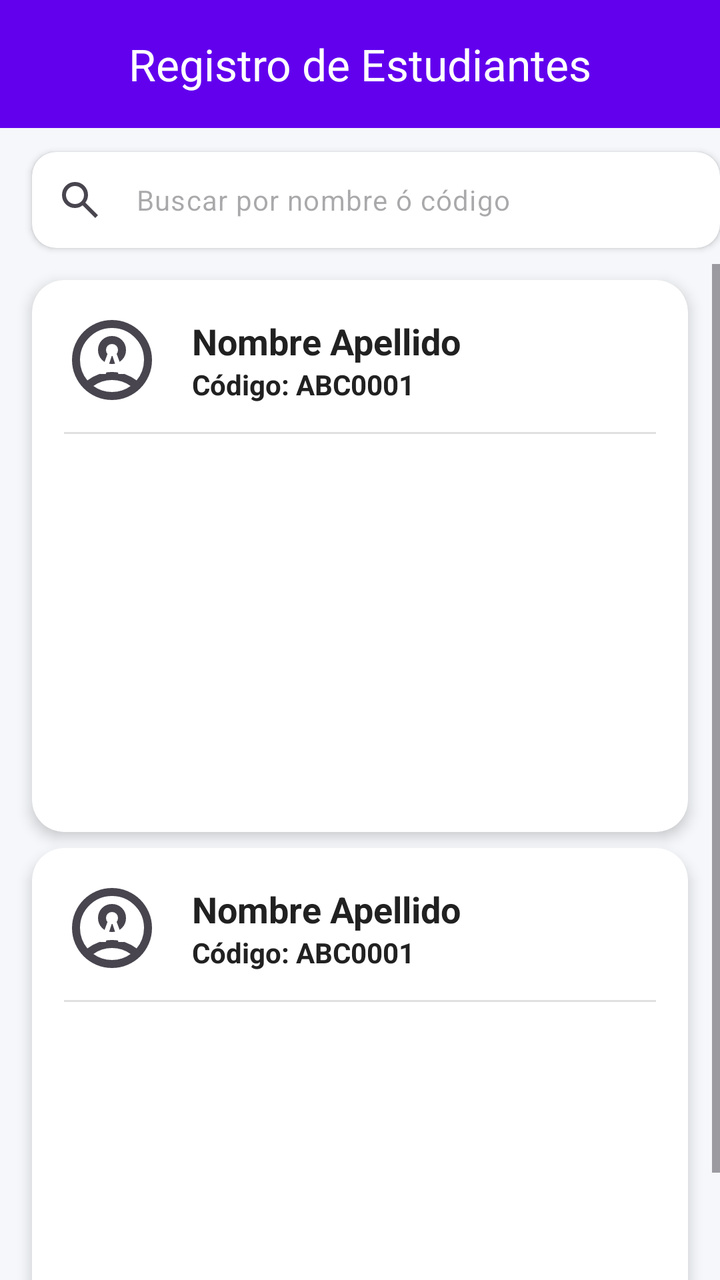
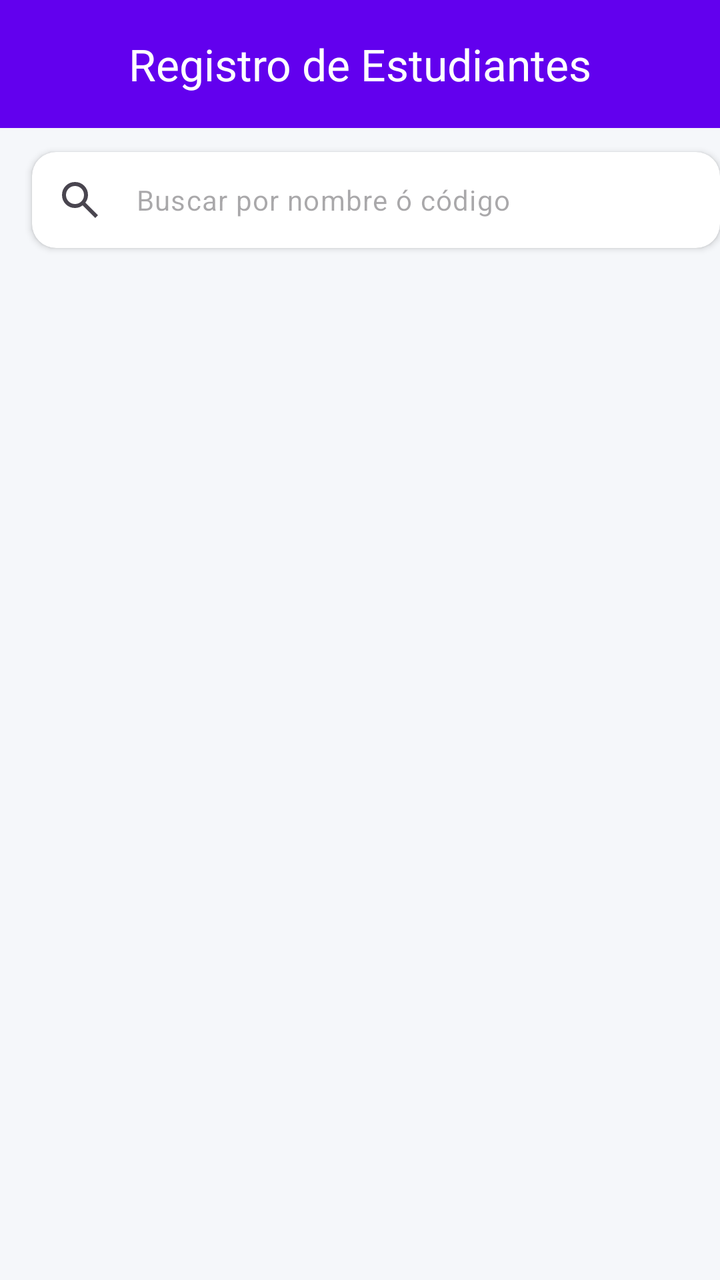

Screens rendered from an Android XML layout before and after an edit, with the pre-edit source and the edit as a unified diff.
<!-- AndroidManifest.xml: application theme Theme.Students -->
<!-- res/layout/activity_main.xml -->
<?xml version="1.0" encoding="utf-8"?>
<LinearLayout xmlns:android="http://schemas.android.com/apk/res/android"
    xmlns:app="http://schemas.android.com/apk/res-auto"
    xmlns:tools="http://schemas.android.com/tools"
    android:id="@+id/main"
    android:layout_width="match_parent"
    android:layout_height="match_parent"
    android:orientation="vertical"
    android:background="@color/background"
    tools:context=".MainActivity">

    
    <com.google.android.material.appbar.AppBarLayout
        android:layout_width="match_parent"
        android:layout_height="wrap_content"
        android:theme="@style/ThemeOverlay.Material3.Dark.ActionBar">

        <com.google.android.material.appbar.MaterialToolbar
            android:id="@+id/toAppBar"
            android:layout_width="match_parent"
            android:layout_height="?attr/actionBarSize"
            android:background="@color/primary"
            app:title="Registro de Estudiantes"
            app:titleTextColor="@color/white"
            app:titleCentered="true"/>

    </com.google.android.material.appbar.AppBarLayout>

    
    <com.google.android.material.card.MaterialCardView
        android:layout_width="match_parent"
        android:layout_height="wrap_content"
        android:layout_marginStart="16dp"
        android:layout_marginTop="12dp"
        android:layout_marginBottom="8dp"
        app:cardCornerRadius="12dp"
        app:cardElevation="2dp"
        app:strokeWidth="0dp"
        app:cardBackgroundColor="@color/card_background">

        <com.google.android.material.textfield.TextInputLayout
            android:layout_width="match_parent"
            android:layout_height="wrap_content"
            style="@style/Widget.Material3.TextInputLayout.OutlinedBox.Dense"
            app:boxStrokeWidth="0dp"
            app:boxStrokeWidthFocused="0dp"
            app:startIconDrawable="@drawable/search_24px"
            app:hintEnabled="false"
            app:boxBackgroundMode="none">

            <com.google.android.material.textfield.TextInputEditText
                android:id="@+id/etSearch"
                android:layout_width="match_parent"
                android:layout_height="wrap_content"
                android:hint="Buscar por nombre ó código"
                android:inputType="text"
                android:maxLines="1"
                android:textSize="14sp"
                android:textColor="@color/text_primary"
                android:background="@android:color/transparent"
                android:padding="12dp"/>

        </com.google.android.material.textfield.TextInputLayout>

    </com.google.android.material.card.MaterialCardView>

    
    <ScrollView
        android:layout_width="match_parent"
        android:layout_height="match_parent">
        <LinearLayout
            android:layout_width="match_parent"
            android:layout_height="wrap_content"
            android:orientation="vertical">
            <include layout="@layout/item_alumno"/>
            <include layout="@layout/item_alumno"/>
        </LinearLayout>
    </ScrollView>

</LinearLayout>
<!-- res/layout/item_alumno.xml (included above) -->
<?xml version="1.0" encoding="utf-8"?>
<com.google.android.material.card.MaterialCardView xmlns:android="http://schemas.android.com/apk/res/android"
    xmlns:tools="http://schemas.android.com/tools"
    android:layout_width="match_parent"
    android:layout_height="wrap_content"
    xmlns:app="http://schemas.android.com/apk/res-auto"
    android:layout_marginStart="16dp"
    android:layout_marginEnd="16dp"
    android:layout_marginTop="8dp"
    app:cardCornerRadius="16dp"
    app:cardElevation="4dp"
    app:strokeWidth="0dp"
    app:cardBackgroundColor="@color/card_background">

    <LinearLayout
        android:layout_width="match_parent"
        android:layout_height="wrap_content"
        android:orientation="vertical"
        android:padding="16dp">

        <LinearLayout
            android:layout_width="match_parent"
            android:layout_height="wrap_content"
            android:orientation="horizontal"
            android:gravity="center_vertical">

            
            <FrameLayout
                android:layout_width="48dp"
                android:layout_height="48dp"
                android:background="@drawable/account_circle_24px"
                android:layout_marginEnd="16dp">

                <TextView
                    android:id="@+id/tvAvatar"
                    android:layout_width="match_parent"
                    android:layout_height="match_parent"
                    android:gravity="center"
                    android:text="A"
                    android:textColor="@color/white"
                    android:textSize="18sp"
                    android:textStyle="bold"/>

            </FrameLayout>

            <LinearLayout
                android:layout_width="0dp"
                android:layout_height="wrap_content"
                android:orientation="vertical"
                android:layout_weight="1">

                <TextView
                    android:id="@+id/tvNombreCompleto"
                    android:layout_width="match_parent"
                    android:layout_height="wrap_content"
                    android:text="Nombre Apellido"
                    android:textColor="@color/text_primary"
                    android:textSize="18sp"
                    android:textStyle="bold"/>

                <TextView
                    android:id="@+id/tvCodigo"
                    android:layout_width="match_parent"
                    android:layout_height="wrap_content"
                    android:text="Código: ABC0001"
                    android:textColor="@color/text_primary"
                    android:textSize="14sp"
                    android:textStyle="bold"/>

            </LinearLayout>

        </LinearLayout>

        <View
            android:layout_width="match_parent"
            android:layout_height="1dp"
            android:background="#E0E0E0"
            android:layout_marginTop="12dp"
            android:layout_marginBottom="12dp"/>

        <LinearLayout
            android:layout_width="match_parent"
            android:layout_height="wrap_content"
            android:orientation="horizontal"
            android:gravity="center_vertical">

            <TextView
                android:id="@+id/tvTelefono"
                android:layout_width="0dp"
                android:layout_height="wrap_content"
                android:text="999-999-999"
                android:textColor="@color/text_secondary"
                android:textSize="13sp"
                tools:ignore="Suspicious0dp" />

        </LinearLayout>

    </LinearLayout>

</com.google.android.material.card.MaterialCardView>
<!-- resources referenced by this layout -->
<resources>
  <color name="background">#F5F7FA</color>
  <color name="card_background">#FFFFFFFF</color>
  <color name="primary">#6200EE</color>
  <color name="text_primary">#212121</color>
  <color name="text_secondary">#757575</color>
  <color name="white">#FFFFFF</color>
  <!-- drawable account_circle_24px (drawable) -->
  <vector xmlns:android="http://schemas.android.com/apk/res/android"
      android:width="24dp"
      android:height="24dp"
      android:viewportWidth="960"
      android:viewportHeight="960"
      android:tint="?attr/colorControlNormal">
    <path
        android:fillColor="@android:color/white"
        android:pathData="M234,684Q285,645 348,622.5Q411,600 480,600Q549,600 612,622.5Q675,645 726,684Q761,643 780.5,591Q800,539 800,480Q800,347 706.5,253.5Q613,160 480,160Q347,160 253.5,253.5Q160,347 160,480Q160,539 179.5,591Q199,643 234,684ZM380.5,479.5Q340,439 340,380Q340,321 380.5,280.5Q421,240 480,240Q539,240 579.5,280.5Q620,321 620,380Q620,439 579.5,479.5Q539,520 480,520Q421,520 380.5,479.5ZM480,880Q397,880 324,848.5Q251,817 197,763Q143,709 111.5,636Q80,563 80,480Q80,397 111.5,324Q143,251 197,197Q251,143 324,111.5Q397,80 480,80Q563,80 636,111.5Q709,143 763,197Q817,251 848.5,324Q880,397 880,480Q880,563 848.5,636Q817,709 763,763Q709,817 636,848.5Q563,880 480,880ZM580,784.5Q627,769 666,740Q627,711 580,695.5Q533,680 480,680Q427,680 380,695.5Q333,711 294,740Q333,769 380,784.5Q427,800 480,800Q533,800 580,784.5ZM523,423Q540,406 540,380Q540,354 523,337Q506,320 480,320Q454,320 437,337Q420,354 420,380Q420,406 437,423Q454,440 480,440Q506,440 523,423ZM480,380Q480,380 480,380Q480,380 480,380Q480,380 480,380Q480,380 480,380Q480,380 480,380Q480,380 480,380Q480,380 480,380Q480,380 480,380ZM480,740Q480,740 480,740Q480,740 480,740Q480,740 480,740Q480,740 480,740Q480,740 480,740Q480,740 480,740Q480,740 480,740Q480,740 480,740Z"/>
  </vector>
  <!-- drawable search_24px (drawable) -->
  <vector xmlns:android="http://schemas.android.com/apk/res/android"
      android:width="24dp"
      android:height="24dp"
      android:viewportWidth="960"
      android:viewportHeight="960"
      android:tint="?attr/colorControlNormal">
    <path
        android:fillColor="@android:color/white"
        android:pathData="M784,840L532,588Q502,612 463,626Q424,640 380,640Q271,640 195.5,564.5Q120,489 120,380Q120,271 195.5,195.5Q271,120 380,120Q489,120 564.5,195.5Q640,271 640,380Q640,424 626,463Q612,502 588,532L840,784L784,840ZM380,560Q455,560 507.5,507.5Q560,455 560,380Q560,305 507.5,252.5Q455,200 380,200Q305,200 252.5,252.5Q200,305 200,380Q200,455 252.5,507.5Q305,560 380,560Z"/>
  </vector>
  <style name="Theme.Students" parent="Base.Theme.Students" />
  <style name="Base.Theme.Students" parent="Theme.Material3.DayNight.NoActionBar">
          
          
      </style>
</resources>

<!-- the commit's change to res/layout/activity_main.xml (unified diff, before → after) -->
@@ -65,117 +65,22 @@
     </com.google.android.material.card.MaterialCardView>
 
     
-    <ScrollView
+
+
+
+
+
+
+
+
+
+
+
+
+    <androidx.recyclerview.widget.RecyclerView
+        android:id="@+id/recyclerViewAlumnos"
         android:layout_width="match_parent"
-        android:layout_height="match_parent">
-        <LinearLayout
-            android:layout_width="match_parent"
-            android:layout_height="wrap_content"
-            android:orientation="vertical">
-            <include layout="@layout/item_alumno"/>
-            <include layout="@layout/item_alumno"/>
-        </LinearLayout>
-    </ScrollView>
+        android:layout_height="match_parent"
+        android:padding="8dp"/>
 
 </LinearLayout>
-<!-- res/layout/item_alumno.xml (included above) -->
-<?xml version="1.0" encoding="utf-8"?>
-<com.google.android.material.card.MaterialCardView xmlns:android="http://schemas.android.com/apk/res/android"
-    xmlns:tools="http://schemas.android.com/tools"
-    android:layout_width="match_parent"
-    android:layout_height="wrap_content"
-    xmlns:app="http://schemas.android.com/apk/res-auto"
-    android:layout_marginStart="16dp"
-    android:layout_marginEnd="16dp"
-    android:layout_marginTop="8dp"
-    app:cardCornerRadius="16dp"
-    app:cardElevation="4dp"
-    app:strokeWidth="0dp"
-    app:cardBackgroundColor="@color/card_background">
-
-    <LinearLayout
-        android:layout_width="match_parent"
-        android:layout_height="wrap_content"
-        android:orientation="vertical"
-        android:padding="16dp">
-
-        <LinearLayout
-            android:layout_width="match_parent"
-            android:layout_height="wrap_content"
-            android:orientation="horizontal"
-            android:gravity="center_vertical">
-
-            
-            <FrameLayout
-                android:layout_width="48dp"
-                android:layout_height="48dp"
-                android:background="@drawable/account_circle_24px"
-                android:layout_marginEnd="16dp">
-
-                <TextView
-                    android:id="@+id/tvAvatar"
-                    android:layout_width="match_parent"
-                    android:layout_height="match_parent"
-                    android:gravity="center"
-                    android:text="A"
-                    android:textColor="@color/white"
-                    android:textSize="18sp"
-                    android:textStyle="bold"/>
-
-            </FrameLayout>
-
-            <LinearLayout
-                android:layout_width="0dp"
-                android:layout_height="wrap_content"
-                android:orientation="vertical"
-                android:layout_weight="1">
-
-                <TextView
-                    android:id="@+id/tvNombreCompleto"
-                    android:layout_width="match_parent"
-                    android:layout_height="wrap_content"
-                    android:text="Nombre Apellido"
-                    android:textColor="@color/text_primary"
-                    android:textSize="18sp"
-                    android:textStyle="bold"/>
-
-                <TextView
-                    android:id="@+id/tvCodigo"
-                    android:layout_width="match_parent"
-                    android:layout_height="wrap_content"
-                    android:text="Código: ABC0001"
-                    android:textColor="@color/text_primary"
-                    android:textSize="14sp"
-                    android:textStyle="bold"/>
-
-            </LinearLayout>
-
-        </LinearLayout>
-
-        <View
-            android:layout_width="match_parent"
-            android:layout_height="1dp"
-            android:background="#E0E0E0"
-            android:layout_marginTop="12dp"
-            android:layout_marginBottom="12dp"/>
-
-        <LinearLayout
-            android:layout_width="match_parent"
-            android:layout_height="wrap_content"
-            android:orientation="horizontal"
-            android:gravity="center_vertical">
-
-            <TextView
-                android:id="@+id/tvTelefono"
-                android:layout_width="0dp"
-                android:layout_height="wrap_content"
-                android:text="999-999-999"
-                android:textColor="@color/text_secondary"
-                android:textSize="13sp"
-                tools:ignore="Suspicious0dp" />
-
-        </LinearLayout>
-
-    </LinearLayout>
-
-</com.google.android.material.card.MaterialCardView>
<!-- resource entries referenced after the edit -->
@@ -4,19 +4,7 @@
   <color name="card_background">#FFFFFFFF</color>
   <color name="primary">#6200EE</color>
   <color name="text_primary">#212121</color>
-  <color name="text_secondary">#757575</color>
   <color name="white">#FFFFFF</color>
-  <!-- drawable account_circle_24px (drawable) -->
-  <vector xmlns:android="http://schemas.android.com/apk/res/android"
-      android:width="24dp"
-      android:height="24dp"
-      android:viewportWidth="960"
-      android:viewportHeight="960"
-      android:tint="?attr/colorControlNormal">
-    <path
-        android:fillColor="@android:color/white"
-        android:pathData="M234,684Q285,645 348,622.5Q411,600 480,600Q549,600 612,622.5Q675,645 726,684Q761,643 780.5,591Q800,539 800,480Q800,347 706.5,253.5Q613,160 480,160Q347,160 253.5,253.5Q160,347 160,480Q160,539 179.5,591Q199,643 234,684ZM380.5,479.5Q340,439 340,380Q340,321 380.5,280.5Q421,240 480,240Q539,240 579.5,280.5Q620,321 620,380Q620,439 579.5,479.5Q539,520 480,520Q421,520 380.5,479.5ZM480,880Q397,880 324,848.5Q251,817 197,763Q143,709 111.5,636Q80,563 80,480Q80,397 111.5,324Q143,251 197,197Q251,143 324,111.5Q397,80 480,80Q563,80 636,111.5Q709,143 763,197Q817,251 848.5,324Q880,397 880,480Q880,563 848.5,636Q817,709 763,763Q709,817 636,848.5Q563,880 480,880ZM580,784.5Q627,769 666,740Q627,711 580,695.5Q533,680 480,680Q427,680 380,695.5Q333,711 294,740Q333,769 380,784.5Q427,800 480,800Q533,800 580,784.5ZM523,423Q540,406 540,380Q540,354 523,337Q506,320 480,320Q454,320 437,337Q420,354 420,380Q420,406 437,423Q454,440 480,440Q506,440 523,423ZM480,380Q480,380 480,380Q480,380 480,380Q480,380 480,380Q480,380 480,380Q480,380 480,380Q480,380 480,380Q480,380 480,380Q480,380 480,380ZM480,740Q480,740 480,740Q480,740 480,740Q480,740 480,740Q480,740 480,740Q480,740 480,740Q480,740 480,740Q480,740 480,740Q480,740 480,740Z"/>
-  </vector>
   <!-- drawable search_24px (drawable) -->
   <vector xmlns:android="http://schemas.android.com/apk/res/android"
       android:width="24dp"
